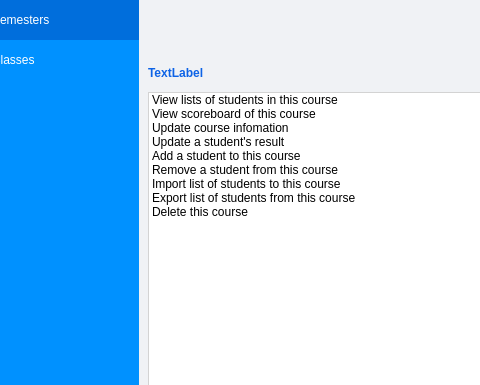
This is LMS Qt Project/Moodle/staffmainview.ui in Nakuehe/Group_4 as Qt 5 draws it before an edit; both pictures show x 93 to 573 and y 0 to 385 of the 1134 by 614 pixel window. The edited form follows.
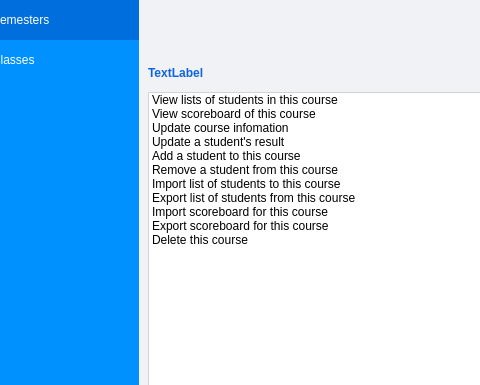
This is the edited form. Icons and pictures are not drawn.

The edit to the form file:
```diff
--- a/LMS Qt Project/Moodle/staffmainview.ui
+++ b/LMS Qt Project/Moodle/staffmainview.ui
@@ -663,6 +663,16 @@
                      <string>Export list of students from this course</string>
                     </property>
                    </item>
+                   <item>
+                    <property name="text">
+                     <string>Import scoreboard for this course</string>
+                    </property>
+                   </item>
+                   <item>
+                    <property name="text">
+                     <string>Export scoreboard for this course</string>
+                    </property>
+                   </item>
                    <item>
                     <property name="text">
                      <string>Delete this course</string>
```
